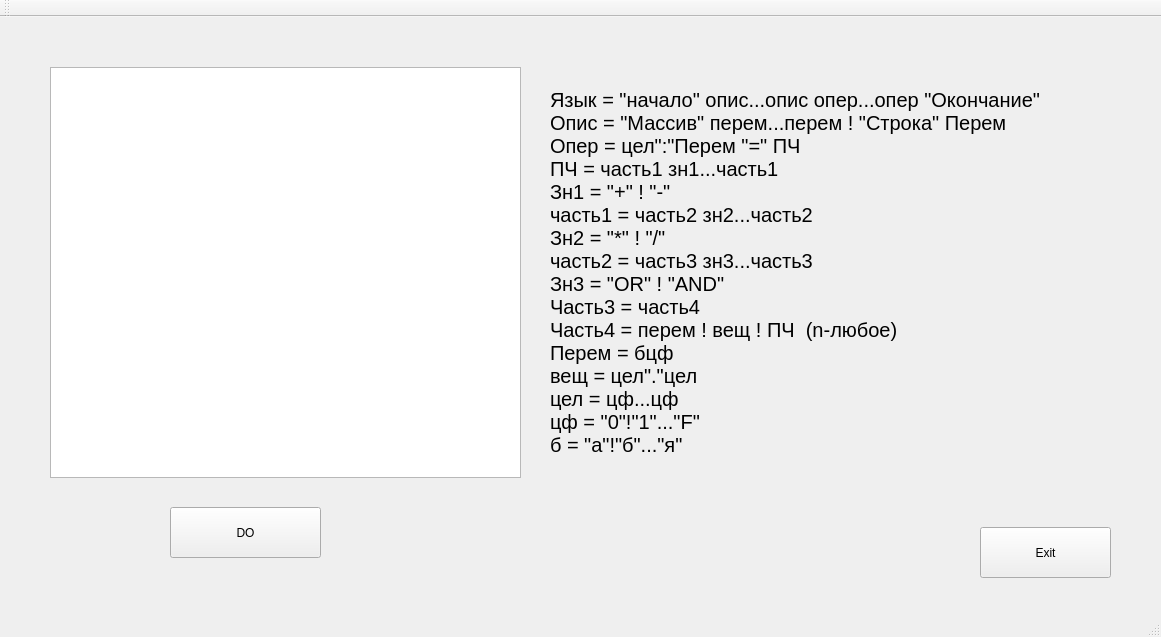
Blodimir/Qt, file NewTest/untitled/mainwindow.ui: the form before one commit.
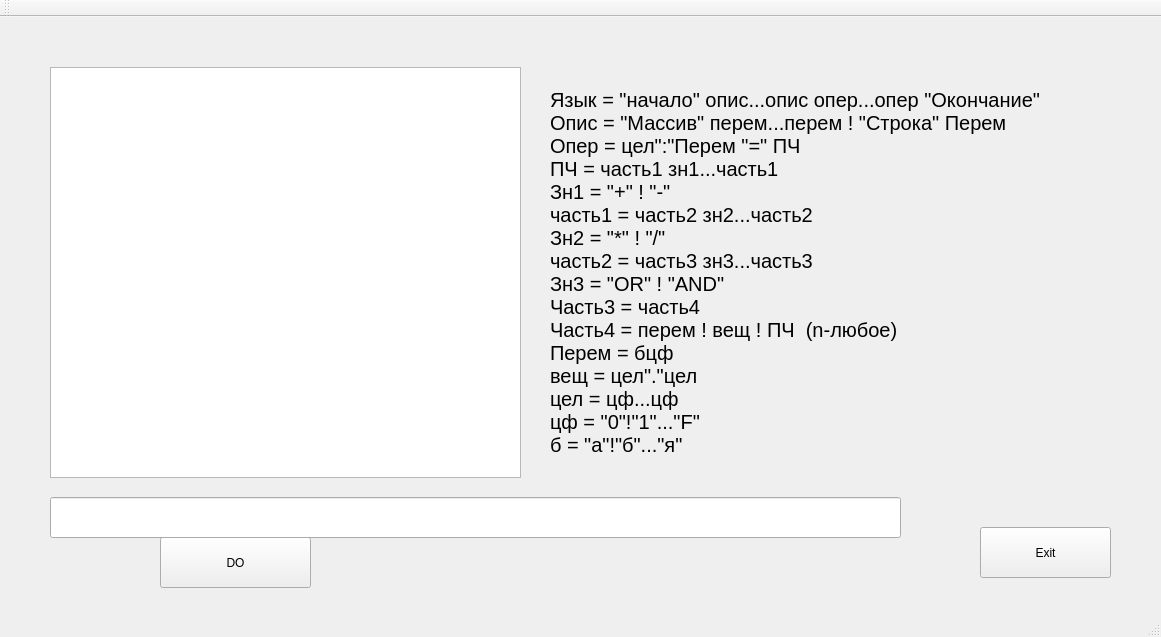
The form after the commit.

Patch:
```diff
--- a/NewTest/untitled/mainwindow.ui
+++ b/NewTest/untitled/mainwindow.ui
@@ -73,8 +73,8 @@
    <widget class="QPushButton" name="pushButton_2">
     <property name="geometry">
      <rect>
-      <x>170</x>
-      <y>490</y>
+      <x>160</x>
+      <y>520</y>
       <width>151</width>
       <height>51</height>
      </rect>
@@ -83,6 +83,16 @@
      <string>DO</string>
     </property>
    </widget>
+   <widget class="QLineEdit" name="lineEdit">
+    <property name="geometry">
+     <rect>
+      <x>50</x>
+      <y>480</y>
+      <width>851</width>
+      <height>41</height>
+     </rect>
+    </property>
+   </widget>
   </widget>
   <widget class="QMenuBar" name="menuBar">
    <property name="geometry">
```
